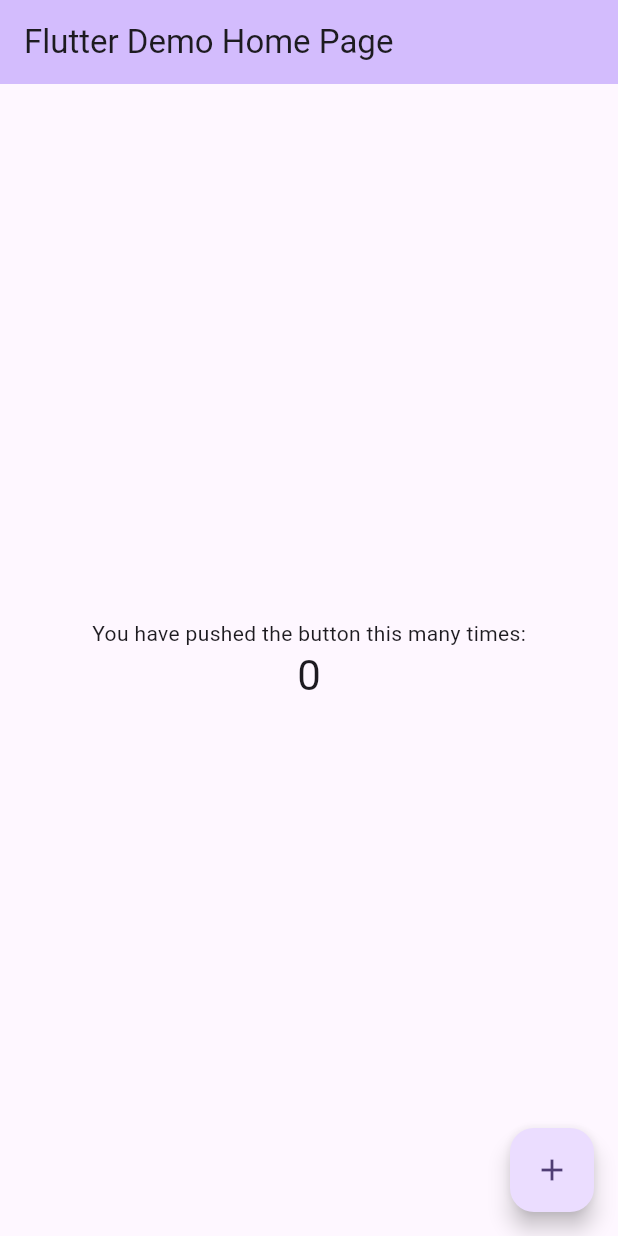
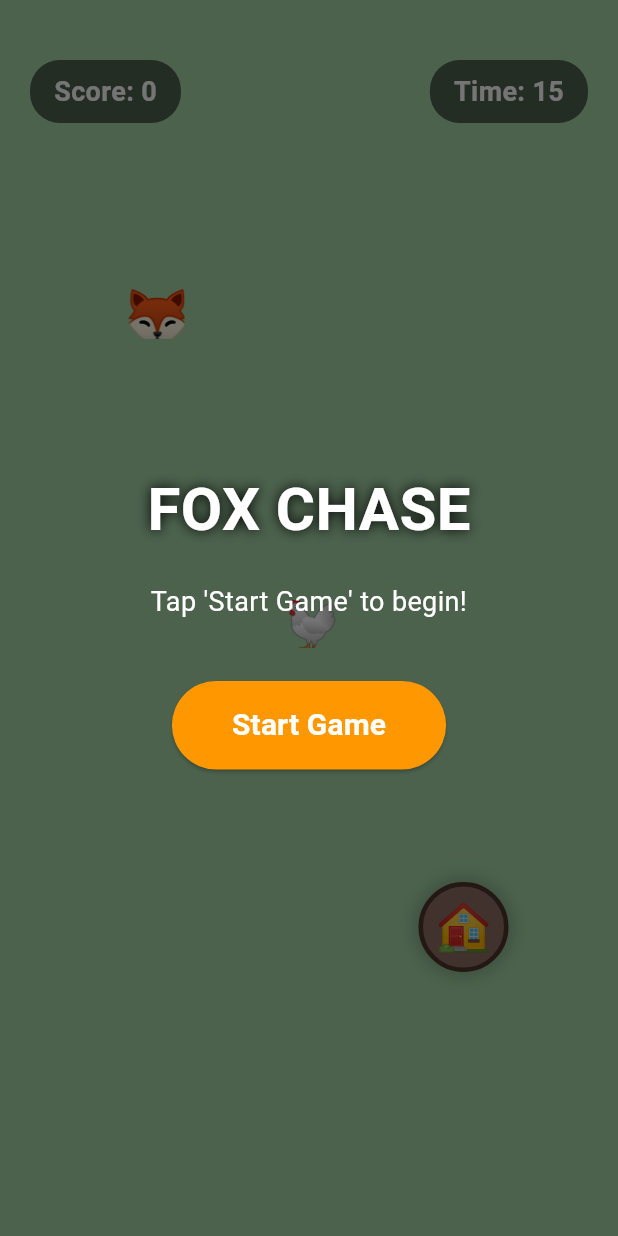
Before and after one commit to could-ai/019aeadf-a2f8-78f4-86cb-6ae15b2916c4, a Flutter app: the screen it shows after launch, on a phone screen of 412 x 824 dp. Run offline on Flutter 3.47's test engine with Material 3 defaults, Android fonts, the phone set to English and light mode, and no system bars.

Commit message:
Update main.dart to set up the application entry point and route to the GameScreen.; Create GameScreen widget with game loop, movement logic for Fox and Chicken, collision detection, and win/loss conditions.

```diff
--- /dev/null
+++ b/usr/lib/game_screen.dart
@@ -0,0 +1,359 @@
+import 'dart:async';
+import 'dart:math';
+import 'package:flutter/material.dart';
+
+class GameScreen extends StatefulWidget {
+  const GameScreen({super.key});
+
+  @override
+  State<GameScreen> createState() => _GameScreenState();
+}
+
+class _GameScreenState extends State<GameScreen> {
+  // Game Configuration
+  static const double _playerSize = 40.0;
+  static const double _enemySize = 40.0;
+  static const double _safeZoneSize = 60.0;
+  static const int _gameDurationSeconds = 15;
+  static const double _foxSpeed = 3.0;
+  static const double _chickenSpeed = 6.0;
+
+  // Game State
+  bool _isPlaying = false;
+  bool _isGameOver = false;
+  bool _isWin = false;
+  int _score = 0;
+  int _timeLeft = _gameDurationSeconds;
+  String _message = "Tap 'Start Game' to begin!";
+
+  // Positions (normalized 0.0 to 1.0 relative to screen size, converted during render)
+  // Using absolute coordinates for simplicity in logic
+  Offset _chickenPos = const Offset(100, 100);
+  Offset _foxPos = const Offset(300, 300);
+  Offset _safeZonePos = const Offset(200, 500);
+  Offset? _targetPos; // Where the chicken is moving to
+
+  Timer? _gameLoopTimer;
+  Timer? _countdownTimer;
+  Size _screenSize = Size.zero;
+
+  @override
+  void dispose() {
+    _stopGame();
+    super.dispose();
+  }
+
+  void _startGame() {
+    setState(() {
+      _isPlaying = true;
+      _isGameOver = false;
+      _isWin = false;
+      _timeLeft = _gameDurationSeconds;
+      _message = "";
+      _targetPos = null;
+
+      // Randomize positions
+      _randomizePositions();
+    });
+
+    _gameLoopTimer?.cancel();
+    _gameLoopTimer = Timer.periodic(const Duration(milliseconds: 30), (timer) {
+      _updateGame();
+    });
+
+    _countdownTimer?.cancel();
+    _countdownTimer = Timer.periodic(const Duration(seconds: 1), (timer) {
+      if (_timeLeft > 0) {
+        setState(() {
+          _timeLeft--;
+        });
+      } else {
+        _gameOver(false); // Time run out
+      }
+    });
+  }
+
+  void _randomizePositions() {
+    if (_screenSize == Size.zero) return;
+
+    final random = Random();
+    double w = _screenSize.width;
+    double h = _screenSize.height;
+    double padding = 50.0;
+
+    // Safe zone usually far from start
+    _safeZonePos = Offset(
+      random.nextDouble() * (w - 2 * padding) + padding,
+      random.nextDouble() * (h - 2 * padding) + padding,
+    );
+
+    // Chicken starts somewhere
+    _chickenPos = Offset(
+      random.nextDouble() * (w - 2 * padding) + padding,
+      random.nextDouble() * (h - 2 * padding) + padding,
+    );
+
+    // Fox starts far enough from chicken
+    do {
+      _foxPos = Offset(
+        random.nextDouble() * (w - 2 * padding) + padding,
+        random.nextDouble() * (h - 2 * padding) + padding,
+      );
+    } while ((_foxPos - _chickenPos).distance < 200); // Ensure minimum distance
+  }
+
+  void _stopGame() {
+    _gameLoopTimer?.cancel();
+    _countdownTimer?.cancel();
+  }
+
+  void _gameOver(bool win) {
+    _stopGame();
+    setState(() {
+      _isPlaying = false;
+      _isGameOver = true;
+      _isWin = win;
+      if (win) {
+        _score += 10 + _timeLeft; // Bonus for time left
+        _message = "Safe! You earned points. Tap to play again.";
+      } else {
+        _message = _timeLeft == 0
+            ? "Time's up! The fox got you."
+            : "Caught by the Fox! Game Over.";
+        // Reset score on loss? Or keep it arcade style? Let's keep it arcade style but maybe reset if they want.
+        // For now, we keep score accumulating until app restart or explicit reset.
+      }
+    });
+  }
+
+  void _updateGame() {
+    if (!_isPlaying) return;
+
+    setState(() {
+      // 1. Move Chicken towards target
+      if (_targetPos != null) {
+        Offset dir = _targetPos! - _chickenPos;
+        if (dir.distance < _chickenSpeed) {
+          _chickenPos = _targetPos!;
+          _targetPos = null; // Reached target
+        } else {
+          Offset move = Offset(
+            cos(dir.direction) * _chickenSpeed,
+            sin(dir.direction) * _chickenSpeed,
+          );
+          _chickenPos += move;
+        }
+      }
+
+      // 2. Move Fox towards Chicken
+      Offset foxDir = _chickenPos - _foxPos;
+      Offset foxMove = Offset(
+        cos(foxDir.direction) * _foxSpeed,
+        sin(foxDir.direction) * _foxSpeed,
+      );
+      _foxPos += foxMove;
+
+      // 3. Check Collisions
+
+      // Fox catches Chicken
+      if ((_foxPos - _chickenPos).distance < (_playerSize / 2 + _enemySize / 2)) {
+        _gameOver(false);
+      }
+
+      // Chicken reaches Safe Zone
+      if ((_chickenPos - _safeZonePos).distance < (_playerSize / 2 + _safeZoneSize / 2)) {
+        _gameOver(true);
+      }
+    });
+  }
+
+  void _onTapDown(TapDownDetails details) {
+    if (!_isPlaying) return;
+    setState(() {
+      _targetPos = details.localPosition;
+    });
+  }
+
+  @override
+  Widget build(BuildContext context) {
+    return Scaffold(
+      body: LayoutBuilder(
+        builder: (context, constraints) {
+          // Initialize screen size once
+          if (_screenSize == Size.zero) {
+            _screenSize = Size(constraints.maxWidth, constraints.maxHeight);
+            // Initial positions centered if not started
+            if (!_isPlaying && !_isGameOver) {
+               _chickenPos = Offset(_screenSize.width / 2, _screenSize.height / 2);
+               _foxPos = Offset(_screenSize.width / 4, _screenSize.height / 4);
+               _safeZonePos = Offset(_screenSize.width * 0.75, _screenSize.height * 0.75);
+            }
+          }
+
+          return GestureDetector(
+            onTapDown: _onTapDown,
+            behavior: HitTestBehavior.opaque, // Catch taps everywhere
+            child: Stack(
+              children: [
+                // Background (Grass)
+                Container(color: Colors.green[200]),
+
+                // Safe Zone (Coop)
+                Positioned(
+                  left: _safeZonePos.dx - _safeZoneSize / 2,
+                  top: _safeZonePos.dy - _safeZoneSize / 2,
+                  child: Container(
+                    width: _safeZoneSize,
+                    height: _safeZoneSize,
+                    decoration: BoxDecoration(
+                      color: Colors.brown[400],
+                      shape: BoxShape.circle,
+                      border: Border.all(color: Colors.brown[800]!, width: 3),
+                      boxShadow: [
+                        BoxShadow(color: Colors.black26, blurRadius: 10, spreadRadius: 1)
+                      ]
+                    ),
+                    child: const Center(
+                      child: Text(
+                        "🏠",
+                        style: TextStyle(fontSize: 30),
+                      ),
+                    ),
+                  ),
+                ),
+
+                // Target Marker (Visual feedback for tap)
+                if (_targetPos != null)
+                  Positioned(
+                    left: _targetPos!.dx - 10,
+                    top: _targetPos!.dy - 10,
+                    child: Opacity(
+                      opacity: 0.5,
+                      child: Container(
+                        width: 20,
+                        height: 20,
+                        decoration: BoxDecoration(
+                          shape: BoxShape.circle,
+                          border: Border.all(color: Colors.white, width: 2),
+                        ),
+                      ),
+                    ),
+                  ),
+
+                // Chicken (Player)
+                Positioned(
+                  left: _chickenPos.dx - _playerSize / 2,
+                  top: _chickenPos.dy - _playerSize / 2,
+                  child: Container(
+                    width: _playerSize,
+                    height: _playerSize,
+                    alignment: Alignment.center,
+                    child: const Text(
+                      "🐔",
+                      style: TextStyle(fontSize: 35),
+                    ),
+                  ),
+                ),
+
+                // Fox (Enemy)
+                Positioned(
+                  left: _foxPos.dx - _enemySize / 2,
+                  top: _foxPos.dy - _enemySize / 2,
+                  child: Container(
+                    width: _enemySize,
+                    height: _enemySize,
+                    alignment: Alignment.center,
+                    child: const Text(
+                      "🦊",
+                      style: TextStyle(fontSize: 35),
+                    ),
+                  ),
+                ),
+
+                // HUD (Heads Up Display)
+                Positioned(
+                  top: 40,
+                  left: 20,
+                  right: 20,
+                  child: Row(
+                    mainAxisAlignment: MainAxisAlignment.spaceBetween,
+                    children: [
+                      Container(
+                        padding: const EdgeInsets.symmetric(horizontal: 16, vertical: 8),
+                        decoration: BoxDecoration(
+                          color: Colors.black54,
+                          borderRadius: BorderRadius.circular(20),
+                        ),
+                        child: Text(
+                          "Score: $_score",
+                          style: const TextStyle(color: Colors.white, fontWeight: FontWeight.bold, fontSize: 18),
+                        ),
+                      ),
+                      Container(
+                        padding: const EdgeInsets.symmetric(horizontal: 16, vertical: 8),
+                        decoration: BoxDecoration(
+                          color: _timeLeft < 5 ? Colors.red.withOpacity(0.8) : Colors.black54,
+                          borderRadius: BorderRadius.circular(20),
+                        ),
+                        child: Text(
+                          "Time: $_timeLeft",
+                          style: const TextStyle(color: Colors.white, fontWeight: FontWeight.bold, fontSize: 18),
+                        ),
+                      ),
+                    ],
+                  ),
+                ),
+
+                // Game Over / Start Overlay
+                if (!_isPlaying)
+                  Container(
+                    color: Colors.black54,
+                    child: Center(
+                      child: Column(
+                        mainAxisSize: MainAxisSize.min,
+                        children: [
+                          Text(
+                            _isGameOver
+                              ? (_isWin ? "YOU ESCAPED!" : "GAME OVER")
+                              : "FOX CHASE",
+                            style: TextStyle(
+                              color: _isWin ? Colors.greenAccent : Colors.white,
+                              fontSize: 40,
+                              fontWeight: FontWeight.bold,
+                              shadows: const [Shadow(blurRadius: 10, color: Colors.black)],
+                            ),
+                          ),
+                          const SizedBox(height: 20),
+                          Padding(
+                            padding: const EdgeInsets.symmetric(horizontal: 40),
+                            child: Text(
+                              _message,
+                              textAlign: TextAlign.center,
+                              style: const TextStyle(color: Colors.white, fontSize: 18),
+                            ),
+                          ),
+                          const SizedBox(height: 40),
+                          ElevatedButton(
+                            onPressed: _startGame,
+                            style: ElevatedButton.styleFrom(
+                              padding: const EdgeInsets.symmetric(horizontal: 40, vertical: 15),
+                              backgroundColor: Colors.orange,
+                              foregroundColor: Colors.white,
+                            ),
+                            child: Text(
+                              _isGameOver ? "Play Again" : "Start Game",
+                              style: const TextStyle(fontSize: 20, fontWeight: FontWeight.bold),
+                            ),
+                          ),
+                        ],
+                      ),
+                    ),
+                  ),
+              ],
+            ),
+          );
+        },
+      ),
+    );
+  }
+}
--- a/usr/lib/main.dart
+++ b/usr/lib/main.dart
@@ -1,4 +1,5 @@
 import 'package:flutter/material.dart';
+import 'game_screen.dart';
 
 void main() {
   runApp(const MyApp());
@@ -7,117 +8,19 @@ void main() {
 class MyApp extends StatelessWidget {
   const MyApp({super.key});
 
-  // This widget is the root of your application.
   @override
   Widget build(BuildContext context) {
     return MaterialApp(
-      title: 'Flutter Demo',
+      title: 'Fox vs Chicken',
       debugShowCheckedModeBanner: false,
       theme: ThemeData(
-        // This is the theme of your application.
-        //
-        // TRY THIS: Try running your application with "flutter run". You'll see
-        // the application has a purple toolbar. Then, without quitting the app,
-        // try changing the seedColor in the colorScheme below to Colors.green
-        // and then invoke "hot reload" (save your changes or press the "hot
-        // reload" button in a Flutter-supported IDE, or press "r" if you used
-        // the command line to start the app).
-        //
-        // Notice that the counter didn't reset back to zero; the application
-        // state is not lost during the reload. To reset the state, use hot
-        // restart instead.
-        //
-        // This works for code too, not just values: Most code changes can be
-        // tested with just a hot reload.
-        colorScheme: ColorScheme.fromSeed(seedColor: Colors.deepPurple),
+        colorScheme: ColorScheme.fromSeed(seedColor: Colors.orange),
+        useMaterial3: true,
       ),
       initialRoute: '/',
       routes: {
-        '/': (context) => const MyHomePage(title: 'Flutter Demo Home Page'),
+        '/': (context) => const GameScreen(),
       },
     );
   }
 }
-
-class MyHomePage extends StatefulWidget {
-  const MyHomePage({super.key, required this.title});
-
-  // This widget is the home page of your application. It is stateful, meaning
-  // that it has a State object (defined below) that contains fields that affect
-  // how it looks.
-
-  // This class is the configuration for the state. It holds the values (in this
-  // case the title) provided by the parent (in this case the App widget) and
-  // used by the build method of the State. Fields in a Widget subclass are
-  // always marked "final".
-
-  final String title;
-
-  @override
-  State<MyHomePage> createState() => _MyHomePageState();
-}
-
-class _MyHomePageState extends State<MyHomePage> {
-  int _counter = 0;
-
-  void _incrementCounter() {
-    setState(() {
-      // This call to setState tells the Flutter framework that something has
-      // changed in this State, which causes it to rerun the build method below
-      // so that the display can reflect the updated values. If we changed
-      // _counter without calling setState(), then the build method would not be
-      // called again, and so nothing would appear to happen.
-      _counter++;
-    });
-  }
-
-  @override
-  Widget build(BuildContext context) {
-    // This method is rerun every time setState is called, for instance as done
-    // by the _incrementCounter method above.
-    //
-    // The Flutter framework has been optimized to make rerunning build methods
-    // fast, so that you can just rebuild anything that needs updating rather
-    // than having to individually change instances of widgets.
-    return Scaffold(
-      appBar: AppBar(
-        // TRY THIS: Try changing the color here to a specific color (to
-        // Colors.amber, perhaps?) and trigger a hot reload to see the AppBar
-        // change color while the other colors stay the same.
-        backgroundColor: Theme.of(context).colorScheme.inversePrimary,
-        // Here we take the value from the MyHomePage object that was created by
-        // the App.build method, and use it to set our appbar title.
-        title: Text(widget.title),
-      ),
-      body: Center(
-        // Center is a layout widget. It takes a single child and positions it
-        // in the middle of the parent.
-        child: Column(
-          // Column is also a layout widget. It takes a list of children and
-          // arranges them vertically. By default, it sizes itself to fit its
-          // children horizontally, and tries to be as tall as its parent.
-          //
-          // Column has various properties to control how it sizes itself and
-          // how it positions its children. Here we use mainAxisAlignment to
-          // center the children vertically; the main axis here is the vertical
-          // axis because Columns are vertical (the cross axis would be
-          // horizontal).
-          //
-          // TRY THIS: Invoke "debug painting" (choose the "Toggle Debug Paint"
-          // action in the IDE, or press "p" in the console), to see the
-          // wireframe for each widget.
-          mainAxisAlignment: MainAxisAlignment.center,
-          children: <Widget>[
-            const Text('You have pushed the button this many times:'),
-            Text('$_counter', style: Theme.of(context).textTheme.headlineMedium),
-          ],
-        ),
-      ),
-      floatingActionButton: FloatingActionButton(
-        onPressed: _incrementCounter,
-        tooltip: 'Increment',
-        child: const Icon(Icons.add),
-      ), // This trailing comma makes auto-formatting nicer for build methods.
-    );
-  }
-}
```
